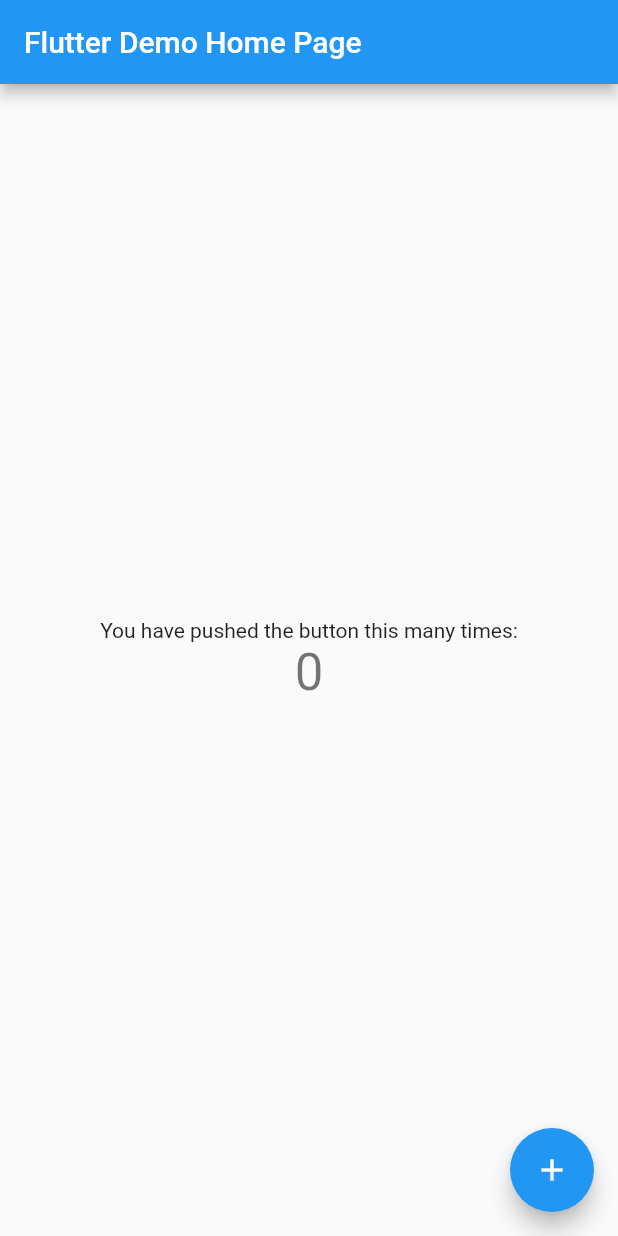
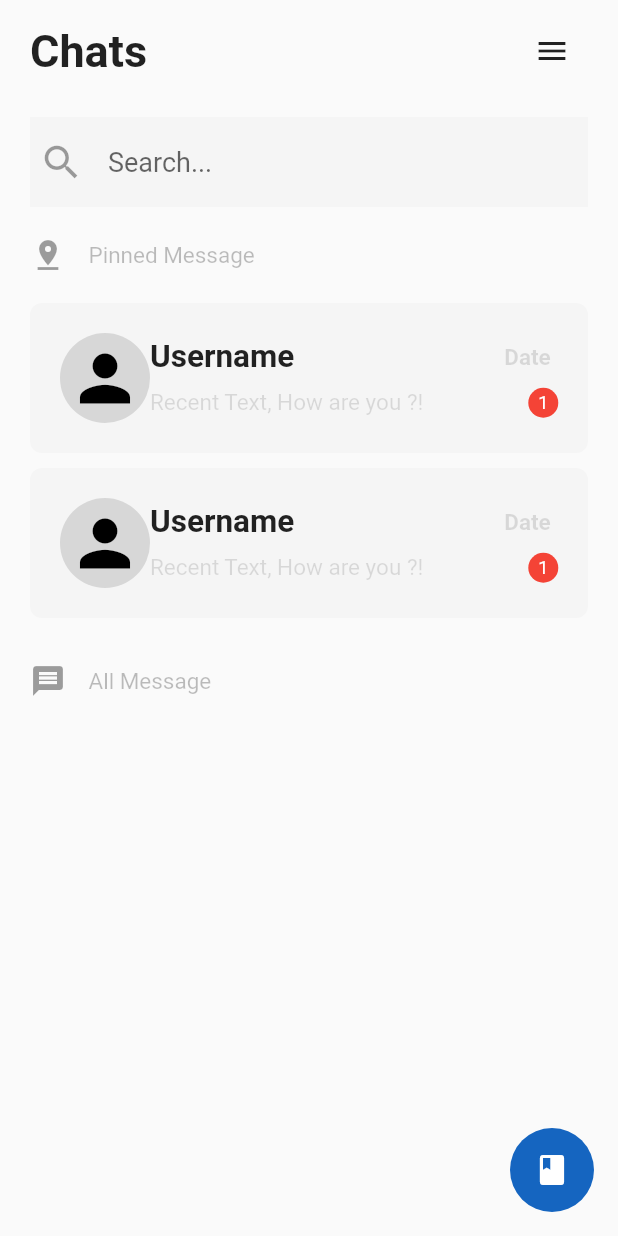
Before and after one commit to TITAN017/Chat_App, a Flutter app: the screen it shows after launch, on a phone screen of 412 x 824 dp. Run offline on Flutter 3.47's test engine with Material 2 defaults, Android fonts, the phone set to English and light mode, and no system bars; our stand-ins replace google_fonts; Roboto replaces fonts that are missing (Acme).

Commit message:
Base App Ready (Basic View, Person Tile)

```diff
--- a/lib/main.dart
+++ b/lib/main.dart
@@ -1,115 +1,37 @@
+import 'package:chat_app/screen/chatScreen.dart';
 import 'package:flutter/material.dart';
 
-void main() {
+void main() async {
   runApp(const MyApp());
 }
 
-class MyApp extends StatelessWidget {
+class MyApp extends StatefulWidget {
   const MyApp({Key? key}) : super(key: key);
 
-  // This widget is the root of your application.
   @override
-  Widget build(BuildContext context) {
-    return MaterialApp(
-      title: 'Flutter Demo',
-      theme: ThemeData(
-        // This is the theme of your application.
-        //
-        // Try running your application with "flutter run". You'll see the
-        // application has a blue toolbar. Then, without quitting the app, try
-        // changing the primarySwatch below to Colors.green and then invoke
-        // "hot reload" (press "r" in the console where you ran "flutter run",
-        // or simply save your changes to "hot reload" in a Flutter IDE).
-        // Notice that the counter didn't reset back to zero; the application
-        // is not restarted.
-        primarySwatch: Colors.blue,
-      ),
-      home: const MyHomePage(title: 'Flutter Demo Home Page'),
-    );
-  }
+  State<MyApp> createState() => _MyAppState();
 }
 
-class MyHomePage extends StatefulWidget {
-  const MyHomePage({Key? key, required this.title}) : super(key: key);
-
-  // This widget is the home page of your application. It is stateful, meaning
-  // that it has a State object (defined below) that contains fields that affect
-  // how it looks.
-
-  // This class is the configuration for the state. It holds the values (in this
-  // case the title) provided by the parent (in this case the App widget) and
-  // used by the build method of the State. Fields in a Widget subclass are
-  // always marked "final".
-
-  final String title;
-
-  @override
-  State<MyHomePage> createState() => _MyHomePageState();
-}
-
-class _MyHomePageState extends State<MyHomePage> {
-  int _counter = 0;
-
-  void _incrementCounter() {
+class _MyAppState extends State<MyApp> {
+  bool theme = false;
+  void darkLight() {
     setState(() {
-      // This call to setState tells the Flutter framework that something has
-      // changed in this State, which causes it to rerun the build method below
-      // so that the display can reflect the updated values. If we changed
-      // _counter without calling setState(), then the build method would not be
-      // called again, and so nothing would appear to happen.
-      _counter++;
+      theme = !theme;
+      print('toggled $theme');
     });
   }
 
   @override
   Widget build(BuildContext context) {
-    // This method is rerun every time setState is called, for instance as done
-    // by the _incrementCounter method above.
-    //
-    // The Flutter framework has been optimized to make rerunning build methods
-    // fast, so that you can just rebuild anything that needs updating rather
-    // than having to individually change instances of widgets.
-    return Scaffold(
-      appBar: AppBar(
-        // Here we take the value from the MyHomePage object that was created by
-        // the App.build method, and use it to set our appbar title.
-        title: Text(widget.title),
-      ),
-      body: Center(
-        // Center is a layout widget. It takes a single child and positions it
-        // in the middle of the parent.
-        child: Column(
-          // Column is also a layout widget. It takes a list of children and
-          // arranges them vertically. By default, it sizes itself to fit its
-          // children horizontally, and tries to be as tall as its parent.
-          //
-          // Invoke "debug painting" (press "p" in the console, choose the
-          // "Toggle Debug Paint" action from the Flutter Inspector in Android
-          // Studio, or the "Toggle Debug Paint" command in Visual Studio Code)
-          // to see the wireframe for each widget.
-          //
-          // Column has various properties to control how it sizes itself and
-          // how it positions its children. Here we use mainAxisAlignment to
-          // center the children vertically; the main axis here is the vertical
-          // axis because Columns are vertical (the cross axis would be
-          // horizontal).
-          mainAxisAlignment: MainAxisAlignment.center,
-          children: <Widget>[
-            const Text(
-              'You have pushed the button this many times:',
-            ),
-            Text(
-              '$_counter',
-              style: Theme.of(context).textTheme.headline4,
-            ),
-          ],
+    return MaterialApp(
+      debugShowCheckedModeBanner: false,
+      theme: ThemeData(brightness: theme ? Brightness.dark : Brightness.light),
+      home: SafeArea(
+        child: ChatScreen(
+          toggle: darkLight,
+          state: theme,
         ),
       ),
-      floatingActionButton: FloatingActionButton(
-        onPressed: _incrementCounter,
-        tooltip: 'Increment',
-        child: const Icon(Icons.add),
-      ), // This trailing comma makes auto-formatting nicer for build methods.
     );
   }
 }
--- /dev/null
+++ b/lib/screen/chatScreen.dart
@@ -0,0 +1,167 @@
+import 'package:chat_app/utils/personTile.dart';
+import 'package:flutter/material.dart';
+import 'package:google_fonts/google_fonts.dart';
+
+//ignore_for_file:prefer_const_constructors
+
+class ChatScreen extends StatefulWidget {
+  final Function toggle;
+  final bool state;
+
+  ChatScreen({required this.toggle, required this.state});
+
+  @override
+  State<ChatScreen> createState() => _ChatScreenState();
+}
+
+class _ChatScreenState extends State<ChatScreen> {
+  //final TextEditingController field = TextEditingController();
+
+  @override
+  Widget build(BuildContext context) {
+    return Scaffold(
+      //App Bar for actions
+      /*appBar: AppBar(
+        elevation: 0,
+        actions: [
+          IconButton(
+            icon: state
+                ? const Icon(Icons.light_mode)
+                : const Icon(Icons.dark_mode),
+            onPressed: () {
+              toggle();
+            },
+          ),
+          /*IconButton(
+            icon: Icon(Icons.menu),
+            onPressed: () {},
+          ),*/
+        ],
+      ),*/
+
+      body:
+          //Search Bar
+          Container(
+        height: double.infinity,
+        width: double.infinity,
+        margin: EdgeInsets.symmetric(
+          horizontal: 20,
+          vertical: 10,
+        ),
+        decoration: BoxDecoration(
+          borderRadius: BorderRadius.circular(10),
+          //color: Colors.deepPurple,
+        ),
+        child: Column(
+          children: [
+            //Chats and ... section
+
+            Row(
+              mainAxisAlignment: MainAxisAlignment.spaceBetween,
+              children: [
+                Text(
+                  'Chats',
+                  style: GoogleFonts.acme(
+                    fontSize: 30,
+                    fontWeight: FontWeight.bold,
+                  ),
+                ),
+                IconButton(
+                  icon: Icon(Icons.menu),
+                  onPressed: () {},
+                ),
+              ],
+            ),
+
+            SizedBox(
+              height: 20,
+            ),
+
+            //Search Bar
+            Container(
+              padding: EdgeInsets.all(6),
+              decoration: BoxDecoration(
+                color: Colors.grey[100],
+                //borderRadius: BorderRadius.circular(10),
+              ),
+              //color: Colors.black38,
+              child: TextFormField(
+                decoration: InputDecoration(
+                  border: InputBorder.none,
+                  focusColor: Colors.black,
+                  icon: Icon(
+                    Icons.search,
+                    color: Colors.black38,
+                    size: 30,
+                  ),
+                  hintText: 'Search...',
+                ),
+                //controller: field,
+                onChanged: (val) {},
+                style: GoogleFonts.acme(
+                  fontSize: 18,
+                ),
+              ),
+            ),
+
+            //Person_chat_profile
+            SizedBox(
+              height: 20,
+            ),
+
+            Row(
+              children: [
+                Icon(
+                  Icons.pin_drop,
+                  color: Colors.black38,
+                ),
+                SizedBox(width: 15),
+                Text(
+                  'Pinned Message',
+                  style: GoogleFonts.acme(
+                    fontSize: 15,
+                    color: Colors.black26,
+                  ),
+                ),
+              ],
+            ),
+
+            SizedBox(
+              height: 20,
+            ),
+
+            PersonTile(),
+            PersonTile(),
+
+            SizedBox(
+              height: 20,
+            ),
+
+            Row(
+              children: [
+                Icon(
+                  Icons.message,
+                  color: Colors.black38,
+                ),
+                SizedBox(width: 15),
+                Text(
+                  'All Message',
+                  style: GoogleFonts.acme(
+                    fontSize: 15,
+                    color: Colors.black26,
+                  ),
+                ),
+              ],
+            ),
+          ],
+        ),
+      ),
+      floatingActionButton: FloatingActionButton(
+        child: Icon(Icons.book),
+        onPressed: () {},
+        elevation: 0,
+        backgroundColor: Colors.blue[800],
+      ),
+    );
+  }
+}
--- /dev/null
+++ b/lib/utils/personTile.dart
@@ -0,0 +1,96 @@
+import 'package:flutter/material.dart';
+import 'package:google_fonts/google_fonts.dart';
+
+// ignore_for_file: prefer_const_literals_to_create_immutables
+
+class PersonTile extends StatelessWidget {
+  const PersonTile({Key? key}) : super(key: key);
+
+  @override
+  Widget build(BuildContext context) {
+    return Container(
+      margin: const EdgeInsets.fromLTRB(0, 0, 0, 10),
+      padding: const EdgeInsets.all(20),
+      decoration: BoxDecoration(
+        borderRadius: BorderRadius.circular(8),
+        color: Colors.grey[100],
+      ),
+      child:
+          //Person_icon
+          Row(
+        mainAxisAlignment: MainAxisAlignment.spaceBetween,
+        children: [
+          const CircleAvatar(
+            child: Icon(
+              Icons.person,
+              size: 50,
+              color: Colors.black,
+            ),
+            radius: 30,
+            backgroundColor: Colors.black12,
+            //backgroundColor: Colors.black12,
+          ),
+
+          //Person_information
+
+          Column(
+            mainAxisAlignment: MainAxisAlignment.spaceBetween,
+            crossAxisAlignment: CrossAxisAlignment.start,
+            children: [
+              Row(
+                mainAxisAlignment: MainAxisAlignment.spaceBetween,
+                children: [
+                  Text(
+                    'Username',
+                    style: GoogleFonts.acme(
+                      fontSize: 21,
+                      fontWeight: FontWeight.bold,
+                    ),
+                  ),
+                  const SizedBox(
+                    width: 140,
+                  ),
+                  Text(
+                    'Date',
+                    style: GoogleFonts.acme(
+                      color: Colors.black12,
+                      fontSize: 15,
+                      fontWeight: FontWeight.bold,
+                    ),
+                  ),
+                ],
+              ),
+              Padding(
+                padding: const EdgeInsets.fromLTRB(0, 8, 0, 0),
+                child: Row(
+                  mainAxisAlignment: MainAxisAlignment.spaceBetween,
+                  children: [
+                    Text(
+                      'Recent Text, How are you ?!',
+                      style: GoogleFonts.acme(
+                        fontSize: 15,
+                        color: Colors.black12,
+                      ),
+                    ),
+                    const SizedBox(
+                      width: 70,
+                    ),
+                    CircleAvatar(
+                      child: Text(
+                        '1',
+                        style:
+                            GoogleFonts.acme(fontSize: 12, color: Colors.white),
+                      ),
+                      backgroundColor: Colors.red,
+                      radius: 10,
+                    )
+                  ],
+                ),
+              )
+            ],
+          ),
+        ],
+      ),
+    );
+  }
+}
--- a/pubspec.yaml
+++ b/pubspec.yaml
@@ -34,6 +34,8 @@ dependencies:
   # The following adds the Cupertino Icons font to your application.
   # Use with the CupertinoIcons class for iOS style icons.
   cupertino_icons: ^1.0.2
+  google_nav_bar: ^5.0.6
+  google_fonts: ^3.0.1
 
 dev_dependencies:
   flutter_test:
```
Also changed, not shown: pubspec.lock.
